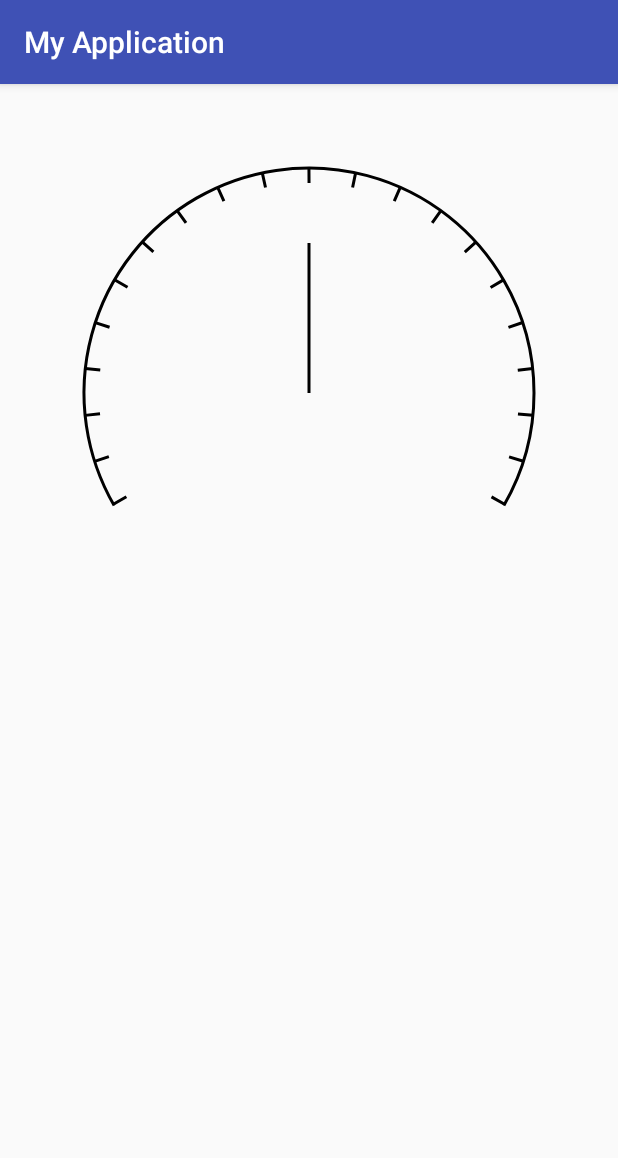
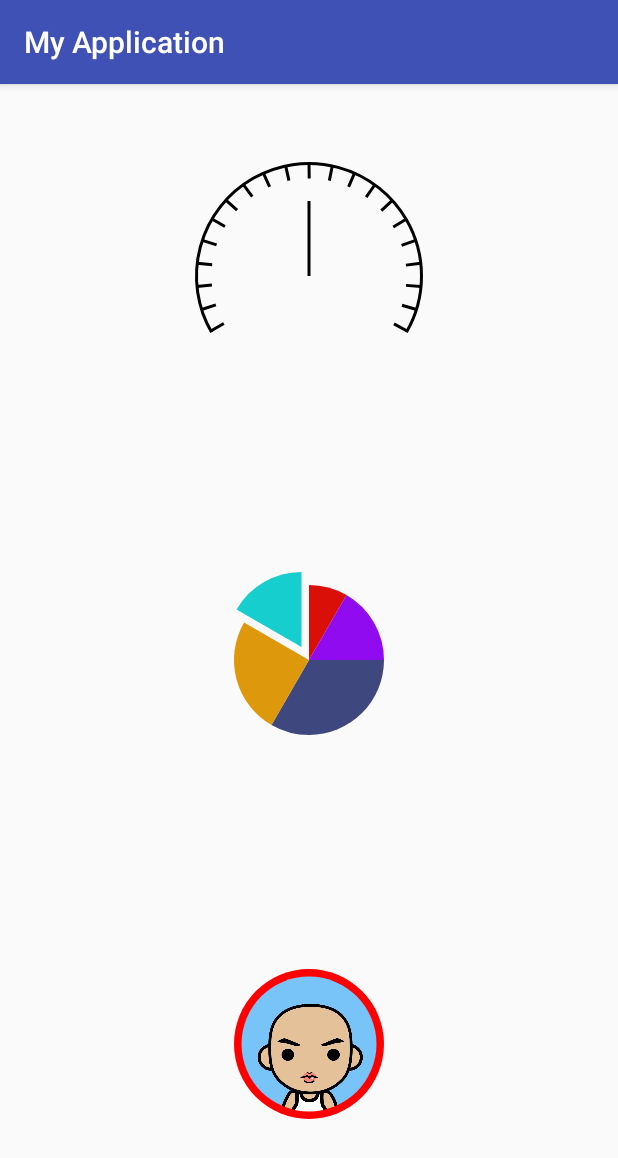
Before and after one commit to Lucifesar/MyApplication, an Android app: the screen it shows after launch (MainActivity), on a phone screen of 412 x 824 dp. Shown: the top 1158 px of the screen. Run offline under Robolectric (Android 15) with nearby library versions, the phone set to English and light mode, and no system bars.

Commit message:
Finish the homework of the sixth lesson.

```diff
--- /dev/null
+++ b/app/src/main/java/com/example/lucifesar/myapplication/view/AvatarView.java
@@ -0,0 +1,76 @@
+package com.example.lucifesar.myapplication.view;
+
+import android.content.Context;
+import android.graphics.*;
+import android.support.annotation.Nullable;
+import android.util.AttributeSet;
+import android.view.View;
+import com.example.lucifesar.myapplication.R;
+import com.example.lucifesar.myapplication.Utils;
+
+public class AvatarView extends View {
+
+
+
+	float radius = Utils.dp2px(50);
+	float boundsWidth = Utils.dp2px(5);
+	RectF rectF = new RectF();
+	RectF boundsRectF = new RectF();
+
+
+
+	Paint paint = new Paint(Paint.ANTI_ALIAS_FLAG);
+	Xfermode xfermode = new PorterDuffXfermode(PorterDuff.Mode.SRC_IN);
+
+	public AvatarView(Context context, @Nullable AttributeSet attrs) {
+		super(context, attrs);
+	}
+
+	{
+
+		paint.setStrokeWidth(boundsWidth);
+		paint.setColor(Color.parseColor("#FF0000"));
+
+
+	}
+
+	@Override
+	protected void onSizeChanged(int w, int h, int oldw, int oldh) {
+		super.onSizeChanged(w, h, oldw, oldh);
+
+		rectF.set(w/2-radius,h/2-radius,w/2+radius,h/2+radius);
+		boundsRectF.set(w/2-radius+boundsWidth,h/2-radius+boundsWidth,w/2+radius-boundsWidth,h/2+radius-boundsWidth);
+	}
+
+	@Override
+	protected void onDraw(Canvas canvas) {
+		super.onDraw(canvas);
+
+
+		canvas.drawOval(rectF,paint);
+
+
+		int save = canvas.saveLayer(rectF,paint);
+
+		canvas.drawOval(boundsRectF,paint);
+
+		paint.setXfermode(xfermode);
+		canvas.drawBitmap(getAvatarBitmap((int) (radius*2)),(float)getWidth()/2-radius,(float)getHeight()/2-radius,paint);
+		paint.setXfermode(null);
+
+		canvas.restoreToCount(save);
+
+	}
+
+
+	private Bitmap getAvatarBitmap(int width){
+		BitmapFactory.Options options = new BitmapFactory.Options();
+		options.inJustDecodeBounds = true;
+		BitmapFactory.decodeResource(getResources(), R.drawable.avatar_rengwuxian,options);
+		options.inJustDecodeBounds = false;
+		options.inDensity = options.outWidth;
+		options.inTargetDensity = width;
+		return BitmapFactory.decodeResource(getResources(),R.drawable.avatar_rengwuxian,options);
+
+	}
+}
--- a/app/src/main/java/com/example/lucifesar/myapplication/view/DashBoardView.java
+++ b/app/src/main/java/com/example/lucifesar/myapplication/view/DashBoardView.java
@@ -16,9 +16,9 @@ public class DashBoardView extends View {
 
 
     private Paint paint;
-    private float radius = Utils.dp2px(150);
+    private float radius = Utils.dp2px(75);
     private float angle = 120;
-    private float length = Utils.dp2px(100);
+    private float length = Utils.dp2px(50);
     private PathDashPathEffect effect;
     Path path;
     Path dash;
@@ -35,8 +35,8 @@ public class DashBoardView extends View {
         paint.setColor(getResources().getColor(android.R.color.black));
         paint.setStrokeWidth(Utils.dp2px(2));
         path = new Path();
-        path.addArc(getWidth()/2-radius,getWidth()/2-radius,
-                getWidth()/2+radius,getWidth()/2+radius,90+angle/2,360-angle);
+        path.addArc(getWidth()/2-radius,getHeight()/2-radius,
+                getWidth()/2+radius,getHeight()/2+radius,90+angle/2,360-angle);
         PathMeasure pathMeasure = new PathMeasure(path,false);
 
         dash = new Path();
@@ -55,18 +55,18 @@ public class DashBoardView extends View {
 
 
 
-        canvas.drawArc(getWidth()/2-radius,getWidth()/2-radius,
-                getWidth()/2+radius,getWidth()/2+radius,90+angle/2,360-angle,false,paint);
+        canvas.drawArc(getWidth()/2-radius,getHeight()/2-radius,
+                getWidth()/2+radius,getHeight()/2+radius,90+angle/2,360-angle,false,paint);
 
 
 
         paint.setPathEffect(effect);
-        canvas.drawArc(getWidth()/2-radius,getWidth()/2-radius,
-                getWidth()/2+radius,getWidth()/2+radius,90+angle/2,360-angle,false,paint);
+        canvas.drawArc(getWidth()/2-radius,getHeight()/2-radius,
+                getWidth()/2+radius,getHeight()/2+radius,90+angle/2,360-angle,false,paint);
         paint.setPathEffect(null);
 
-        canvas.drawLine(getWidth()/2,getWidth()/2,(float) (Math.cos(Math.toRadians(getAngleFromMark(10)))*length+getWidth()/2),
-                (float)(Math.sin(Math.toRadians(getAngleFromMark(10)))*length+getWidth()/2),paint);
+        canvas.drawLine(getWidth()/2,getHeight()/2,(float) (Math.cos(Math.toRadians(getAngleFromMark(10)))*length+getWidth()/2),
+                (float)(Math.sin(Math.toRadians(getAngleFromMark(10)))*length+getHeight()/2),paint);
 
 
     }
--- /dev/null
+++ b/app/src/main/java/com/example/lucifesar/myapplication/view/PieChartView.java
@@ -0,0 +1,64 @@
+package com.example.lucifesar.myapplication.view;
+
+import android.content.Context;
+import android.graphics.Canvas;
+import android.graphics.Color;
+import android.graphics.Paint;
+import android.graphics.RectF;
+import android.support.annotation.Nullable;
+import android.util.AttributeSet;
+import android.view.View;
+import com.example.lucifesar.myapplication.Utils;
+
+public class PieChartView extends View {
+
+
+	private float radius = Utils.dp2px(50);
+	private float length = Utils.dp2px(10);
+
+	RectF rectF = new RectF();
+	Paint paint = new Paint(Paint.ANTI_ALIAS_FLAG);
+	String [] colors = {"#FF3E487E","#FFDE980B","#FF17CECE","#FFD90F08","#FF900BEF"};
+	int [] angles = {120,90,60,30,60};
+	int currentAngles = 0;
+
+	public PieChartView(Context context, @Nullable AttributeSet attrs) {
+		super(context, attrs);
+	}
+
+	{
+
+		paint.setStyle(Paint.Style.FILL);
+//		rectF.set(getWidth()/2-radius,getHeight()/2-radius,getWidth()/2+radius,getHeight()/2+radius);
+
+	}
+
+	@Override
+	protected void onSizeChanged(int w, int h, int oldw, int oldh) {
+		super.onSizeChanged(w, h, oldw, oldh);
+		rectF.set(getWidth()/2-radius,getHeight()/2-radius,getWidth()/2+radius,getHeight()/2+radius);
+
+	}
+
+	@Override
+	protected void onDraw(Canvas canvas) {
+		super.onDraw(canvas);
+
+
+		for(int i = 0;i<angles.length;i++){
+			paint.setColor(Color.parseColor(colors[i]));
+			canvas.save();
+			if(i==2){
+				canvas.translate((float) Math.cos(Math.toRadians(currentAngles+angles[i]/2))*length,
+								 (float) Math.sin(Math.toRadians(currentAngles+angles[i]/2))*length);
+			}
+			canvas.drawArc(rectF,currentAngles,angles[i],true,paint);
+
+			canvas.restore();
+
+			currentAngles+=angles[i];
+
+		}
+
+	}
+}
--- a/app/src/main/res/layout/activity_main.xml
+++ b/app/src/main/res/layout/activity_main.xml
@@ -1,15 +1,21 @@
 <?xml version="1.0" encoding="utf-8"?>
-<RelativeLayout xmlns:android="http://schemas.android.com/apk/res/android"
-    xmlns:tools="http://schemas.android.com/tools"
-    android:layout_width="match_parent"
-    android:layout_height="match_parent"
-    android:paddingBottom="@dimen/activity_vertical_margin"
-    android:paddingLeft="@dimen/activity_horizontal_margin"
-    android:paddingRight="@dimen/activity_horizontal_margin"
-    android:paddingTop="@dimen/activity_vertical_margin"
-    tools:context="com.example.lucifesar.myapplication.MainActivity">
+<LinearLayout xmlns:android="http://schemas.android.com/apk/res/android"
+              android:layout_width="match_parent"
+              android:layout_height="match_parent"
+              android:orientation="vertical">
 
     <com.example.lucifesar.myapplication.view.DashBoardView
-        android:layout_width="match_parent"
-        android:layout_height="match_parent" />
-</RelativeLayout>
+            android:layout_width="match_parent"
+            android:layout_height="wrap_content"
+            android:layout_weight="1"/>
+
+    <com.example.lucifesar.myapplication.view.PieChartView
+            android:layout_width="match_parent"
+            android:layout_height="wrap_content"
+            android:layout_weight="1"/>
+
+    <com.example.lucifesar.myapplication.view.AvatarView
+            android:layout_width="match_parent"
+            android:layout_height="wrap_content"
+            android:layout_weight="1"/>
+</LinearLayout>
```
Also changed, not shown: app/src/main/res/drawable/avatar_rengwuxian.png (added), 1 other file.
